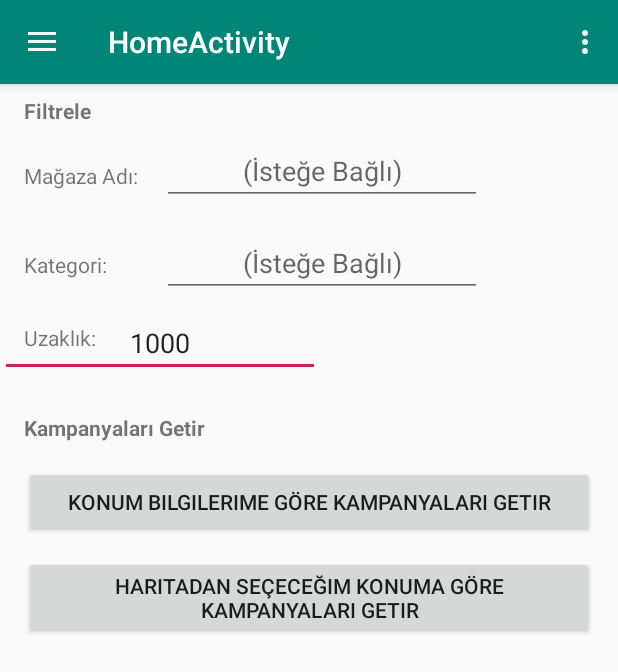
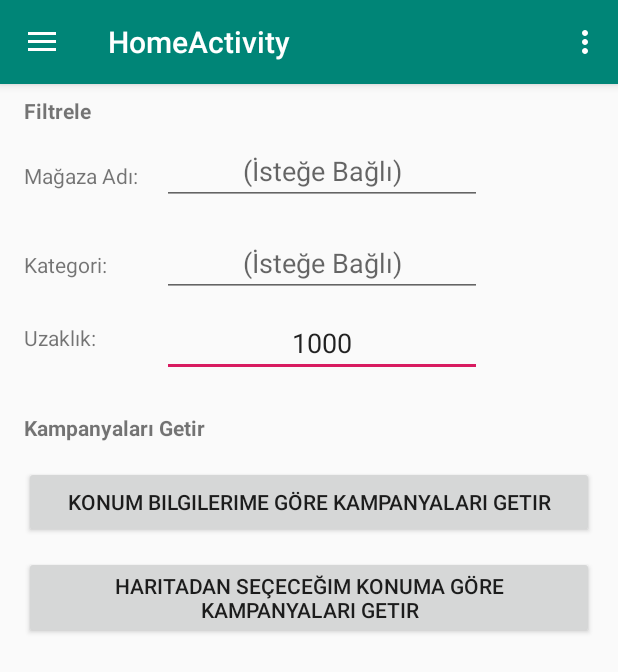
Before and after one commit to burakCokyildirim/SmartMarket, an Android app: the HomeActivity screen opened directly, with no data from a screen before it, after a tap on an icon or button, on a phone screen of 412 x 824 dp. Shown: the top 672 px of the screen. Run offline under Robolectric (Android 15) with nearby library versions, the phone set to English and light mode, and no system bars; our stand-ins replace Firebase (no records; nobody signed in at launch, a user with empty details on screens opened directly); libraries missing offline, so code that uses them is left out: com.github.kittinunf.fuel; 1 statement that could not run was skipped.

```diff
--- a/app/build.gradle
+++ b/app/build.gradle
@@ -9,7 +9,7 @@ android {
     compileSdkVersion 28
     defaultConfig {
         applicationId "com.yazlab.smartmarket"
-        minSdkVersion 28
+        minSdkVersion 21
         targetSdkVersion 28
         versionCode 1
         versionName "1.0"
--- a/app/src/main/java/com/yazlab/smartmarket/CampainListActivity.kt
+++ b/app/src/main/java/com/yazlab/smartmarket/CampainListActivity.kt
@@ -7,10 +7,13 @@ import android.widget.LinearLayout
 import kotlinx.android.synthetic.main.activity_campain_list.*
 
 class CampainListActivity : AppCompatActivity() {
-    lateinit var adapter: CampainListAdapter
+    var adapter: CampainListAdapter?=null
     override fun onCreate(savedInstanceState: Bundle?) {
         super.onCreate(savedInstanceState)
         setContentView(R.layout.activity_campain_list)
+
+        adapter = CampainListAdapter()
+
         list.layoutManager = LinearLayoutManager(this, LinearLayout.VERTICAL, false)
         list.adapter = adapter
     }
--- a/app/src/main/java/com/yazlab/smartmarket/HomeActivity.kt
+++ b/app/src/main/java/com/yazlab/smartmarket/HomeActivity.kt
@@ -1,7 +1,9 @@
 package com.yazlab.smartmarket
 
 import android.Manifest
+import android.annotation.SuppressLint
 import android.content.Context
+import android.content.DialogInterface
 import android.content.Intent
 import android.content.pm.PackageManager
 import android.location.Criteria
@@ -20,7 +22,9 @@ import android.support.v4.app.ActivityCompat
 import android.support.v4.content.ContextCompat
 import android.support.v7.app.AppCompatActivity
 import android.support.v7.widget.Toolbar
+import android.util.Log
 import android.view.Menu
+import android.widget.Toast
 import com.github.kittinunf.fuel.httpGet
 import com.google.android.gms.maps.GoogleMap
 import com.google.android.gms.maps.OnMapReadyCallback
@@ -29,15 +33,27 @@ import kotlinx.android.synthetic.main.nav_header_home.*
 import org.json.JSONArray
 import org.json.JSONObject
 
-class HomeActivity : AppCompatActivity(), NavigationView.OnNavigationItemSelectedListener, OnMapReadyCallback, LocationListener {
+class HomeActivity : AppCompatActivity(), NavigationView.OnNavigationItemSelectedListener, OnMapReadyCallback, LocationListener,
+    LocationDialogInterface, DialogInterface.OnCancelListener {
+    override fun onCancel(p0: DialogInterface?) {
+    }
+
+    override fun getLocation(location: Location) {
+        dialogLocation = location
+        locationFlag = false
+        getCampains()
+    }
 
     private lateinit var mMap: GoogleMap
     private lateinit var provider:String
     private var locationManager: LocationManager? = null
     private val PERMISSIONS_REQUEST_LOCATION = 100
     var mLocation:Location?=null
+    var dialogLocation:Location?=null
+    var locationFlag:Boolean = true
 
 
+    @SuppressLint("MissingPermission")
     override fun onCreate(savedInstanceState: Bundle?) {
         super.onCreate(savedInstanceState)
         setContentView(R.layout.activity_home)
@@ -55,15 +71,27 @@ class HomeActivity : AppCompatActivity(), NavigationView.OnNavigationItemSelecte
 
         navView.setNavigationItemSelectedListener(this)
 
-        permissionLocation()
+//        permissionLocation()
+        locationManager = getSystemService(Context.LOCATION_SERVICE) as (LocationManager)
+        provider = locationManager!!.getBestProvider(Criteria(), false)
 
+        //Request location updates:
+        locationManager!!.requestLocationUpdates(provider, 400L, 1.0f, this)
         currentLocation.setOnClickListener {
+            locationFlag = true
             getCampains()
+        }
 
+        mapLocation.setOnClickListener {
+            val dialog = LocationDialog(this,true,this,this)
+            dialog.show()
         }
     }
 
     private fun getCampains() {
+        UserModel.campains.clear()
+        setCurrentLocation()
+        val tempLocation = if (locationFlag) mLocation else dialogLocation
         if (storeName.text.isEmpty() && category.text.isEmpty()){
             val url = "https://us-central1-yazlabadds.cloudfunctions.net/api/stores"
             url.httpGet().response { _, response, _ ->
@@ -81,17 +109,17 @@ class HomeActivity : AppCompatActivity(), NavigationView.OnNavigationItemSelecte
                         .getJSONObject("location").getDouble("_latitude")
 
 
-                    val cLatitude = mLocation?.latitude
-                    val cLongitude = mLocation?.longitude
+                    val cLatitude = tempLocation?.latitude
+                    val cLongitude = tempLocation?.longitude
 
                     val distance = distance(latitude, longitude, cLatitude!!, cLongitude!!)
 
                     if ( distance <= threshold.text.toString().toFloat()) {
                         val campainModel = Campain(category, name, distance)
                         UserModel.campains.add(campainModel)
-                        startActivity(Intent(this, CampainListActivity::class.java))
                     }
                 }
+                startActivity()
             }
         }
         else if (storeName.text.isEmpty()) {
@@ -111,17 +139,17 @@ class HomeActivity : AppCompatActivity(), NavigationView.OnNavigationItemSelecte
                         .getJSONObject("location").getDouble("_latitude")
 
 
-                    val cLatitude = mLocation?.latitude
-                    val cLongitude = mLocation?.longitude
+                    val cLatitude = tempLocation?.latitude
+                    val cLongitude = tempLocation?.longitude
 
                     val distance = distance(latitude, longitude, cLatitude!!, cLongitude!!)
 
                     if ( distance <= threshold.text.toString().toFloat()) {
                         val campainModel = Campain(category, name, distance)
                         UserModel.campains.add(campainModel)
-                        startActivity(Intent(this, CampainListActivity::class.java))
                     }
                 }
+               startActivity()
             }
         } else if (category.text.isEmpty()) {
             val url = "https://us-central1-yazlabadds.cloudfunctions.net/api/stores?name=" + storeName.text.toString()
@@ -141,17 +169,17 @@ class HomeActivity : AppCompatActivity(), NavigationView.OnNavigationItemSelecte
                         .getJSONObject("location").getDouble("_latitude")
 
 
-                    val cLatitude = mLocation?.latitude
-                    val cLongitude = mLocation?.longitude
+                    val cLatitude = tempLocation?.latitude
+                    val cLongitude = tempLocation?.longitude
 
                     val distance = distance(latitude, longitude, cLatitude!!, cLongitude!!)
 
                     if ( distance <= threshold.text.toString().toFloat()) {
                         val campainModel = Campain(category, name, distance)
                         UserModel.campains.add(campainModel)
-                        startActivity(Intent(this, CampainListActivity::class.java))
                     }
                 }
+startActivity()
             }
         } else {
             val url = "https://us-central1-yazlabadds.cloudfunctions.net/api/stores?name=" + storeName.text
@@ -171,21 +199,40 @@ class HomeActivity : AppCompatActivity(), NavigationView.OnNavigationItemSelecte
                         .getJSONObject("location").getDouble("_latitude")
 
 
-                    val cLatitude = mLocation?.latitude
-                    val cLongitude = mLocation?.longitude
+                    val cLatitude = tempLocation?.latitude
+                    val cLongitude = tempLocation?.longitude
 
                     val distance = distance(latitude, longitude, cLatitude!!, cLongitude!!)
 
                     if ( distance <= threshold.text.toString().toFloat()) {
                         val campainModel = Campain(category, name, distance)
                         UserModel.campains.add(campainModel)
-                        startActivity(Intent(this, CampainListActivity::class.java))
                     }
                 }
+               startActivity()
             }
         }
     }
 
+    private fun setCurrentLocation() {
+        if (locationFlag){
+            mLocation?.let {
+                textViewCurrentLocation.text = "Lat : ${it.latitude} - Long : ${it.longitude}"
+            }
+        } else {
+            dialogLocation?.let {
+                textViewCurrentLocation.text = "Lat : ${it.latitude} - Long : ${it.longitude}"
+            }
+        }
+
+    }
+
+    fun startActivity(){
+        if(UserModel.campains.isNotEmpty())
+            startActivity(Intent(this, CampainListActivity::class.java))
+        else
+            "Sınırı aştı.".showMessage(this)
+    }
     private fun distance(lat1: Double, lon1: Double, lat2: Double, lon2: Double): Float{
         val loc1 = Location("")
         loc1.latitude = lat1
@@ -227,6 +274,7 @@ class HomeActivity : AppCompatActivity(), NavigationView.OnNavigationItemSelecte
         } else {
             locationManager = getSystemService(Context.LOCATION_SERVICE) as (LocationManager)
             provider = locationManager!!.getBestProvider(Criteria(), false)
+            locationManager!!.requestLocationUpdates(provider, 400L, 1.0f, this)
 
             return true
         }
@@ -316,9 +364,13 @@ class HomeActivity : AppCompatActivity(), NavigationView.OnNavigationItemSelecte
     override fun onMapReady(p0: GoogleMap?) {
         mMap = p0!!
     }
-
+    fun String.showMessage(context: Context){
+        Toast.makeText(context,this,Toast.LENGTH_SHORT).show()
+    }
     override fun onLocationChanged(location: Location?) {
+        "Konum Değişti".showMessage(this)
         mLocation = location
+        setCurrentLocation()
     }
 
     override fun onStatusChanged(provider: String?, status: Int, extras: Bundle?) {
--- a/app/src/main/java/com/yazlab/smartmarket/LoginActivity.kt
+++ b/app/src/main/java/com/yazlab/smartmarket/LoginActivity.kt
@@ -17,7 +17,6 @@ class LoginActivity : AppCompatActivity() {
 
     private var mAuth: FirebaseAuth? = null
     private lateinit var progressDialog: ProgressDialog
-
 
     override fun onCreate(savedInstanceState: Bundle?) {
         super.onCreate(savedInstanceState)
--- a/app/src/main/java/com/yazlab/smartmarket/Utils.kt
+++ b/app/src/main/java/com/yazlab/smartmarket/Utils.kt
@@ -2,6 +2,7 @@ package com.yazlab.smartmarket
 
 import android.app.AlertDialog
 import android.content.Context
+import android.widget.Toast
 
 object Utils {
 
@@ -15,4 +16,5 @@ object Utils {
         val alertDialog = builder.create()
         alertDialog.show()
     }
+
 }
--- a/app/src/main/res/layout/content_home.xml
+++ b/app/src/main/res/layout/content_home.xml
@@ -15,9 +15,11 @@
             android:inputType="textPersonName"
             android:ems="10"
             android:id="@+id/threshold"
+
             android:textAlignment="center"
-            tools:layout_editor_absoluteX="109dp" android:layout_marginTop="8dp"
-            app:layout_constraintTop_toBottomOf="@+id/category" android:text="1000"/>
+            android:layout_marginTop="8dp"
+            app:layout_constraintTop_toBottomOf="@+id/category" android:text="1000"
+            app:layout_constraintStart_toStartOf="@+id/category" app:layout_constraintEnd_toEndOf="@+id/category"/>
     <TextView
             android:text="Uzaklık:"
             android:layout_width="wrap_content"
@@ -95,4 +97,11 @@
             android:layout_marginStart="16dp"
             android:textStyle="bold"
             android:layout_marginTop="24dp" app:layout_constraintTop_toBottomOf="@+id/threshold"/>
+    <TextView
+            android:layout_width="wrap_content"
+            android:layout_height="wrap_content"
+            android:id="@+id/textViewCurrentLocation"
+            app:layout_constraintEnd_toEndOf="parent"
+            android:layout_marginEnd="8dp" app:layout_constraintStart_toStartOf="parent"
+            android:layout_marginStart="8dp" app:layout_constraintBottom_toBottomOf="parent"/>
 </android.support.constraint.ConstraintLayout>
```
Also changed, not shown: app/src/main/java/com/yazlab/smartmarket/LocationDialog.kt (added, +33 -0 lines), app/src/main/res/layout/location_dialog.xml (added, +40 -0 lines).
